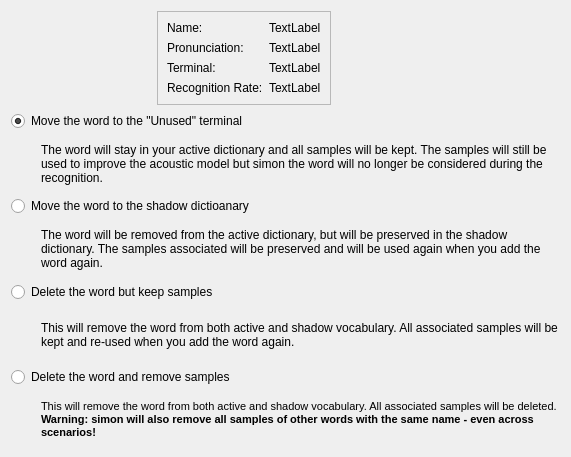
KDE/simon, file simon/src/simonmodelmanagementui/removeword.ui: the form before one commit.
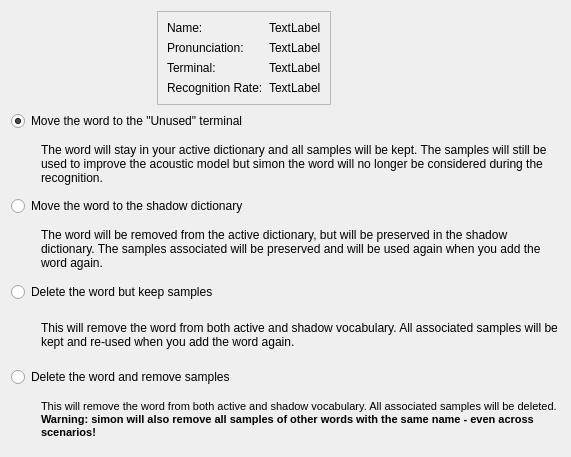
The form after the commit.

```diff
--- a/simon/src/simonmodelmanagementui/removeword.ui
+++ b/simon/src/simonmodelmanagementui/removeword.ui
@@ -190,7 +190,7 @@
    <item>
     <widget class="QRadioButton" name="rbShadow">
      <property name="text">
-      <string>Move the word to the shadow dictioanary</string>
+      <string>Move the word to the shadow dictionary</string>
      </property>
      <property name="checked">
       <bool>false</bool>
```
